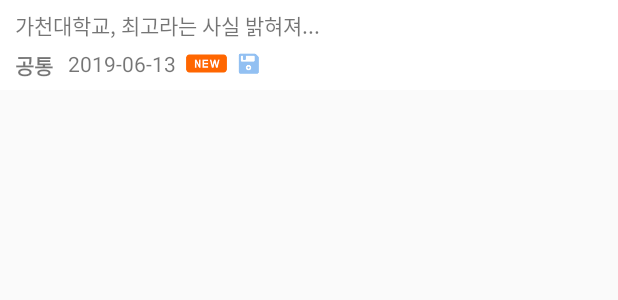
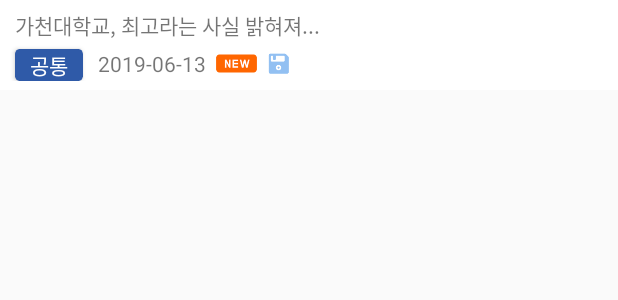
Before and after one commit to cbw1030/GachonNoti-android, an Android app: the layout adapter.xml on its own in the app's theme, with its tools: preview values and no code run, on a phone screen of 412 x 824 dp. Shown: the top 300 px of the screen. Run offline under Robolectric (Android 15) with nearby library versions, the phone set to English and light mode, and no system bars; network calls fail.

Commit message:
20190627/1:27AM

```diff
--- a/app/src/main/java/io/wiffy/gachonNoti/ui/main/notification/NotiAsyncTask.kt
+++ b/app/src/main/java/io/wiffy/gachonNoti/ui/main/notification/NotiAsyncTask.kt
@@ -58,7 +58,8 @@
                             else -> {
                                 false
                             }
-                        }
+                        },
+                        "http://m.gachon.ac.kr/gachon/${n.select("a").attr("href")}"
                     )
                 )
             }
--- a/app/src/main/java/io/wiffy/gachonNoti/ui/main/notification/NotiAsyncTaskForN.kt
+++ b/app/src/main/java/io/wiffy/gachonNoti/ui/main/notification/NotiAsyncTaskForN.kt
@@ -34,7 +34,6 @@
             if (n.html().contains("alt=\"공지\"")) {
                 val x = n.select("a").text()
                 val v = x.split("]")[0]
-
                 list.add(
                     Parse(
                         "$v]",
@@ -54,7 +53,8 @@
                             }else ->{
                                 false
                             }
-                        }
+                        },
+                        "http://m.gachon.ac.kr/gachon/${n.select("a").attr("href")}"
                     )
                 )
             }
--- a/app/src/main/java/io/wiffy/gachonNoti/ui/main/notification/Parse.kt
+++ b/app/src/main/java/io/wiffy/gachonNoti/ui/main/notification/Parse.kt
@@ -3,4 +3,4 @@
 import java.io.Serializable
 
 data class Parse(val value:String,val text:String,val data:String,
-                 val isNoti:Boolean,val isNew:Boolean,val isSave:Boolean):Serializable
+                 val isNoti:Boolean,val isNew:Boolean,val isSave:Boolean,val link:String):Serializable
--- a/app/src/main/res/layout/adapter.xml
+++ b/app/src/main/res/layout/adapter.xml
@@ -29,16 +29,28 @@
                     android:layout_alignParentStart="true"
                     android:text="가천대학교, 최고라는 사실 밝혀져..."
             />
-            <TextView
+
+            <androidx.cardview.widget.CardView
                     android:layout_marginTop="5dp"
                     android:layout_marginStart="10dp"
+                    app:cardCornerRadius="3dp"
                     android:gravity="start"
                     android:id="@+id/contexts"
                     android:layout_below="@id/titleIn"
-                    android:text="@string/common"
-                    android:textStyle="bold"
-                    android:layout_width="wrap_content"
-                    android:layout_height="wrap_content"/>
+                    app:cardBackgroundColor="@color/main2DeepBlue"
+                    android:layout_width="45dp"
+                    android:layout_height="wrap_content">
+                <RelativeLayout android:layout_width="match_parent" android:layout_height="match_parent">
+                    <TextView
+                            android:layout_centerInParent="true"
+                            android:textColor="@color/WHITE"
+                            android:gravity="center"
+                            android:id="@+id/contextsIn"
+                            android:text="@string/common"
+                            android:layout_width="wrap_content"
+                            android:layout_height="wrap_content"/>
+                </RelativeLayout>
+            </androidx.cardview.widget.CardView>
             <TextView
                     android:layout_marginTop="5dp"
                     android:layout_marginStart="10dp"
```
Also changed, not shown: app/src/main/java/io/wiffy/gachonNoti/ui/main/MainActivity.kt (+7 -2 lines), app/src/main/java/io/wiffy/gachonNoti/ui/main/notification/MainAdapter.kt (+15 -6 lines), app/src/main/java/io/wiffy/gachonNoti/ui/main/notification/NotiContentParsingAsyncTask.kt (added, +17 -0 lines).
